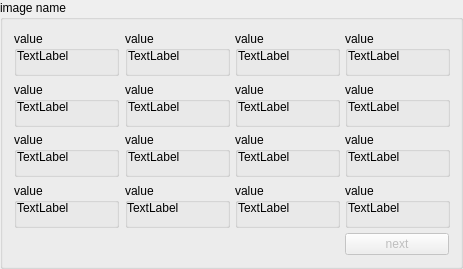
Above: code/display/region/QtImageRegionStats.ui from radio-astro/casa before the change. Below: the same form after it.
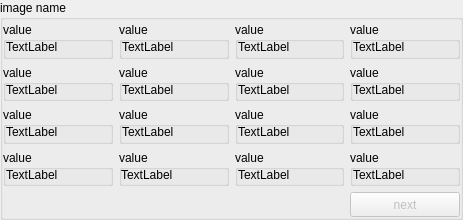
That is the form after the change.

Diff of the .ui file:
```diff
--- a/code/display/region/QtImageRegionStats.ui
+++ b/code/display/region/QtImageRegionStats.ui
@@ -7,19 +7,19 @@
     <x>0</x>
     <y>0</y>
     <width>463</width>
-    <height>269</height>
+    <height>220</height>
    </rect>
   </property>
   <property name="minimumSize">
    <size>
     <width>460</width>
-    <height>260</height>
+    <height>220</height>
    </size>
   </property>
   <property name="maximumSize">
    <size>
     <width>16777215</width>
-    <height>269</height>
+    <height>260</height>
    </size>
   </property>
   <property name="windowTitle">
@@ -29,6 +29,18 @@
    <string>image name</string>
   </property>
   <layout class="QGridLayout" name="gridLayout">
+   <property name="leftMargin">
+    <number>0</number>
+   </property>
+   <property name="topMargin">
+    <number>2</number>
+   </property>
+   <property name="rightMargin">
+    <number>0</number>
+   </property>
+   <property name="bottomMargin">
+    <number>0</number>
+   </property>
    <item row="0" column="0">
     <widget class="QGroupBox" name="box11">
      <property name="sizePolicy">
@@ -40,7 +52,7 @@
      <property name="minimumSize">
       <size>
        <width>105</width>
-       <height>45</height>
+       <height>0</height>
       </size>
      </property>
      <property name="title">
@@ -58,6 +70,12 @@
         <height>20</height>
        </rect>
       </property>
+      <property name="sizePolicy">
+       <sizepolicy hsizetype="Preferred" vsizetype="Minimum">
+        <horstretch>0</horstretch>
+        <verstretch>0</verstretch>
+       </sizepolicy>
+      </property>
       <property name="text">
        <string>TextLabel</string>
       </property>
@@ -75,7 +93,7 @@
      <property name="minimumSize">
       <size>
        <width>105</width>
-       <height>45</height>
+       <height>0</height>
       </size>
      </property>
      <property name="title">
@@ -93,6 +111,12 @@
         <height>20</height>
        </rect>
       </property>
+      <property name="sizePolicy">
+       <sizepolicy hsizetype="Preferred" vsizetype="Minimum">
+        <horstretch>0</horstretch>
+        <verstretch>0</verstretch>
+       </sizepolicy>
+      </property>
       <property name="text">
        <string>TextLabel</string>
       </property>
@@ -110,7 +134,7 @@
      <property name="minimumSize">
       <size>
        <width>105</width>
-       <height>45</height>
+       <height>0</height>
       </size>
      </property>
      <property name="title">
@@ -128,6 +152,12 @@
         <height>20</height>
        </rect>
       </property>
+      <property name="sizePolicy">
+       <sizepolicy hsizetype="Preferred" vsizetype="Minimum">
+        <horstretch>0</horstretch>
+        <verstretch>0</verstretch>
+       </sizepolicy>
+      </property>
       <property name="text">
        <string>TextLabel</string>
       </property>
@@ -145,7 +175,7 @@
      <property name="minimumSize">
       <size>
        <width>105</width>
-       <height>45</height>
+       <height>0</height>
       </size>
      </property>
      <property name="title">
@@ -163,6 +193,12 @@
         <height>20</height>
        </rect>
       </property>
+      <property name="sizePolicy">
+       <sizepolicy hsizetype="Preferred" vsizetype="Minimum">
+        <horstretch>0</horstretch>
+        <verstretch>0</verstretch>
+       </sizepolicy>
+      </property>
       <property name="text">
        <string>TextLabel</string>
       </property>
@@ -180,7 +216,7 @@
      <property name="minimumSize">
       <size>
        <width>105</width>
-       <height>45</height>
+       <height>0</height>
       </size>
      </property>
      <property name="title">
@@ -215,7 +251,7 @@
      <property name="minimumSize">
       <size>
        <width>105</width>
-       <height>45</height>
+       <height>0</height>
       </size>
      </property>
      <property name="title">
@@ -233,6 +269,12 @@
         <height>20</height>
        </rect>
       </property>
+      <property name="sizePolicy">
+       <sizepolicy hsizetype="Preferred" vsizetype="Minimum">
+        <horstretch>0</horstretch>
+        <verstretch>0</verstretch>
+       </sizepolicy>
+      </property>
       <property name="text">
        <string>TextLabel</string>
       </property>
@@ -250,7 +292,7 @@
      <property name="minimumSize">
       <size>
        <width>105</width>
-       <height>45</height>
+       <height>0</height>
       </size>
      </property>
      <property name="title">
@@ -268,6 +310,12 @@
         <height>20</height>
        </rect>
       </property>
+      <property name="sizePolicy">
+       <sizepolicy hsizetype="Preferred" vsizetype="Minimum">
+        <horstretch>0</horstretch>
+        <verstretch>0</verstretch>
+       </sizepolicy>
+      </property>
       <property name="text">
        <string>TextLabel</string>
       </property>
@@ -285,7 +333,7 @@
      <property name="minimumSize">
       <size>
        <width>105</width>
-       <height>45</height>
+       <height>0</height>
       </size>
      </property>
      <property name="title">
@@ -303,6 +351,12 @@
         <height>20</height>
        </rect>
       </property>
+      <property name="sizePolicy">
+       <sizepolicy hsizetype="Preferred" vsizetype="Minimum">
+        <horstretch>0</horstretch>
+        <verstretch>0</verstretch>
+       </sizepolicy>
+      </property>
       <property name="text">
        <string>TextLabel</string>
       </property>
@@ -320,7 +374,7 @@
      <property name="minimumSize">
       <size>
        <width>105</width>
-       <height>45</height>
+       <height>0</height>
       </size>
      </property>
      <property name="title">
@@ -338,6 +392,12 @@
         <height>20</height>
        </rect>
       </property>
+      <property name="sizePolicy">
+       <sizepolicy hsizetype="Preferred" vsizetype="Minimum">
+        <horstretch>0</horstretch>
+        <verstretch>0</verstretch>
+       </sizepolicy>
+      </property>
       <property name="text">
        <string>TextLabel</string>
       </property>
@@ -355,7 +415,7 @@
      <property name="minimumSize">
       <size>
        <width>105</width>
-       <height>45</height>
+       <height>0</height>
       </size>
      </property>
      <property name="title">
@@ -373,6 +433,12 @@
         <height>20</height>
        </rect>
       </property>
+      <property name="sizePolicy">
+       <sizepolicy hsizetype="Preferred" vsizetype="Minimum">
+        <horstretch>0</horstretch>
+        <verstretch>0</verstretch>
+       </sizepolicy>
+      </property>
       <property name="text">
        <string>TextLabel</string>
       </property>
@@ -390,7 +456,7 @@
      <property name="minimumSize">
       <size>
        <width>105</width>
-       <height>45</height>
+       <height>0</height>
       </size>
      </property>
      <property name="title">
@@ -408,6 +474,12 @@
         <height>20</height>
        </rect>
       </property>
+      <property name="sizePolicy">
+       <sizepolicy hsizetype="Preferred" vsizetype="Minimum">
+        <horstretch>0</horstretch>
+        <verstretch>0</verstretch>
+       </sizepolicy>
+      </property>
       <property name="text">
        <string>TextLabel</string>
       </property>
@@ -425,7 +497,7 @@
      <property name="minimumSize">
       <size>
        <width>105</width>
-       <height>45</height>
+       <height>0</height>
       </size>
      </property>
      <property name="title">
@@ -443,6 +515,12 @@
         <height>20</height>
        </rect>
       </property>
+      <property name="sizePolicy">
+       <sizepolicy hsizetype="Preferred" vsizetype="Minimum">
+        <horstretch>0</horstretch>
+        <verstretch>0</verstretch>
+       </sizepolicy>
+      </property>
       <property name="text">
        <string>TextLabel</string>
       </property>
@@ -460,7 +538,7 @@
      <property name="minimumSize">
       <size>
        <width>105</width>
-       <height>45</height>
+       <height>0</height>
       </size>
      </property>
      <property name="title">
@@ -478,6 +556,12 @@
         <height>20</height>
        </rect>
       </property>
+      <property name="sizePolicy">
+       <sizepolicy hsizetype="Preferred" vsizetype="Minimum">
+        <horstretch>0</horstretch>
+        <verstretch>0</verstretch>
+       </sizepolicy>
+      </property>
       <property name="text">
        <string>TextLabel</string>
       </property>
@@ -495,7 +579,7 @@
      <property name="minimumSize">
       <size>
        <width>105</width>
-       <height>45</height>
+       <height>0</height>
       </size>
      </property>
      <property name="title">
@@ -513,6 +597,12 @@
         <height>20</height>
        </rect>
       </property>
+      <property name="sizePolicy">
+       <sizepolicy hsizetype="Preferred" vsizetype="Minimum">
+        <horstretch>0</horstretch>
+        <verstretch>0</verstretch>
+       </sizepolicy>
+      </property>
       <property name="text">
        <string>TextLabel</string>
       </property>
@@ -530,7 +620,7 @@
      <property name="minimumSize">
       <size>
        <width>105</width>
-       <height>45</height>
+       <height>0</height>
       </size>
      </property>
      <property name="title">
@@ -548,6 +638,12 @@
         <height>20</height>
        </rect>
       </property>
+      <property name="sizePolicy">
+       <sizepolicy hsizetype="Preferred" vsizetype="Minimum">
+        <horstretch>0</horstretch>
+        <verstretch>0</verstretch>
+       </sizepolicy>
+      </property>
       <property name="text">
        <string>TextLabel</string>
       </property>
@@ -565,7 +661,7 @@
      <property name="minimumSize">
       <size>
        <width>105</width>
-       <height>45</height>
+       <height>0</height>
       </size>
      </property>
      <property name="title">
@@ -583,6 +679,12 @@
         <height>20</height>
        </rect>
       </property>
+      <property name="sizePolicy">
+       <sizepolicy hsizetype="Preferred" vsizetype="Minimum">
+        <horstretch>0</horstretch>
+        <verstretch>0</verstretch>
+       </sizepolicy>
+      </property>
       <property name="text">
        <string>TextLabel</string>
       </property>
@@ -597,7 +699,7 @@
      <property name="maximumSize">
       <size>
        <width>16777215</width>
-       <height>31</height>
+       <height>25</height>
       </size>
      </property>
      <property name="text">
```
